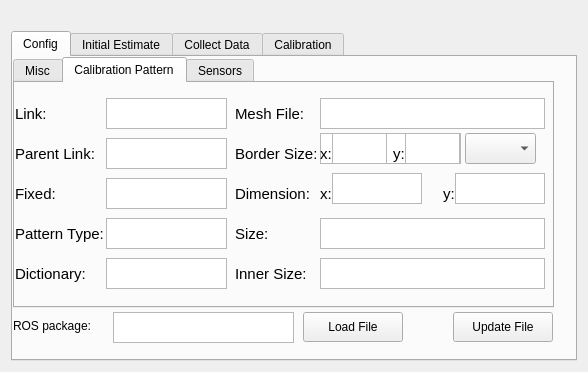
This is atom_rviz_plugin/src/ui/calibration_panel.ui in lardemua/atom_rviz_plugin as Qt 5 draws it before an edit. The edited form follows.
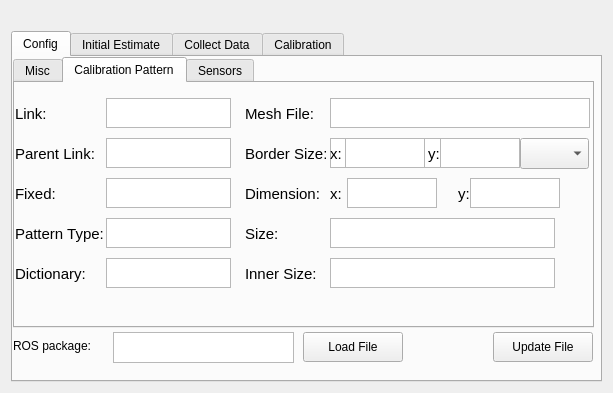
This is the edited form.

```diff
--- a/atom_rviz_plugin/src/ui/calibration_panel.ui
+++ b/atom_rviz_plugin/src/ui/calibration_panel.ui
@@ -6,8 +6,8 @@
    <rect>
     <x>0</x>
     <y>0</y>
-    <width>588</width>
-    <height>372</height>
+    <width>613</width>
+    <height>393</height>
    </rect>
   </property>
   <property name="windowTitle">
@@ -31,8 +31,8 @@
         <rect>
          <x>0</x>
          <y>0</y>
-         <width>541</width>
-         <height>251</height>
+         <width>581</width>
+         <height>271</height>
         </rect>
        </property>
        <property name="currentIndex">
@@ -210,8 +210,8 @@
           <rect>
            <x>91</x>
            <y>15</y>
-           <width>121</width>
-           <height>31</height>
+           <width>125</width>
+           <height>30</height>
           </rect>
          </property>
          <property name="sizePolicy">
@@ -276,8 +276,8 @@
           <rect>
            <x>91</x>
            <y>55</y>
-           <width>121</width>
-           <height>31</height>
+           <width>125</width>
+           <height>30</height>
           </rect>
          </property>
          <property name="sizePolicy">
@@ -360,8 +360,8 @@
           <rect>
            <x>91</x>
            <y>95</y>
-           <width>121</width>
-           <height>31</height>
+           <width>125</width>
+           <height>30</height>
           </rect>
          </property>
          <property name="sizePolicy">
@@ -426,8 +426,8 @@
           <rect>
            <x>91</x>
            <y>135</y>
-           <width>121</width>
-           <height>31</height>
+           <width>125</width>
+           <height>30</height>
           </rect>
          </property>
          <property name="sizePolicy">
@@ -492,8 +492,8 @@
           <rect>
            <x>91</x>
            <y>175</y>
-           <width>121</width>
-           <height>31</height>
+           <width>125</width>
+           <height>30</height>
           </rect>
          </property>
          <property name="sizePolicy">
@@ -535,7 +535,7 @@
         <widget class="QLabel" name="paramCalibPatInnerSizeLabel">
          <property name="geometry">
           <rect>
-           <x>220</x>
+           <x>230</x>
            <y>182</y>
            <width>91</width>
            <height>17</height>
@@ -556,10 +556,10 @@
          </property>
          <property name="geometry">
           <rect>
-           <x>305</x>
+           <x>315</x>
            <y>15</y>
-           <width>225</width>
-           <height>31</height>
+           <width>260</width>
+           <height>30</height>
           </rect>
          </property>
          <property name="sizePolicy">
@@ -601,7 +601,7 @@
         <widget class="QLabel" name="paramCalibPatMeshFileLabel">
          <property name="geometry">
           <rect>
-           <x>220</x>
+           <x>230</x>
            <y>22</y>
            <width>81</width>
            <height>17</height>
@@ -619,7 +619,7 @@
         <widget class="QLabel" name="paramCalibPatBorderSizeLabel">
          <property name="geometry">
           <rect>
-           <x>220</x>
+           <x>230</x>
            <y>62</y>
            <width>81</width>
            <height>17</height>
@@ -640,10 +640,10 @@
          </property>
          <property name="geometry">
           <rect>
-           <x>305</x>
+           <x>315</x>
            <y>175</y>
            <width>225</width>
-           <height>31</height>
+           <height>30</height>
           </rect>
          </property>
          <property name="sizePolicy">
@@ -688,10 +688,10 @@
          </property>
          <property name="geometry">
           <rect>
-           <x>305</x>
+           <x>315</x>
            <y>135</y>
            <width>225</width>
-           <height>31</height>
+           <height>30</height>
           </rect>
          </property>
          <property name="sizePolicy">
@@ -733,7 +733,7 @@
         <widget class="QLabel" name="paramCalibPatDimensionLabel">
          <property name="geometry">
           <rect>
-           <x>220</x>
+           <x>230</x>
            <y>102</y>
            <width>81</width>
            <height>17</height>
@@ -754,10 +754,10 @@
          </property>
          <property name="geometry">
           <rect>
-           <x>317</x>
-           <y>90</y>
+           <x>332</x>
+           <y>95</y>
            <width>90</width>
-           <height>31</height>
+           <height>30</height>
           </rect>
          </property>
          <property name="sizePolicy">
@@ -802,10 +802,10 @@
          </property>
          <property name="geometry">
           <rect>
-           <x>305</x>
-           <y>50</y>
-           <width>141</width>
-           <height>31</height>
+           <x>315</x>
+           <y>55</y>
+           <width>190</width>
+           <height>30</height>
           </rect>
          </property>
          <property name="sizePolicy">
@@ -847,7 +847,7 @@
         <widget class="QLabel" name="paramCalibPatSizeLabel">
          <property name="geometry">
           <rect>
-           <x>220</x>
+           <x>230</x>
            <y>142</y>
            <width>61</width>
            <height>17</height>
@@ -868,10 +868,10 @@
          </property>
          <property name="geometry">
           <rect>
-           <x>440</x>
-           <y>90</y>
+           <x>455</x>
+           <y>95</y>
            <width>90</width>
-           <height>31</height>
+           <height>30</height>
           </rect>
          </property>
          <property name="sizePolicy">
@@ -913,7 +913,7 @@
         <widget class="QLabel" name="paramCalibPatDimensionLabel_2">
          <property name="geometry">
           <rect>
-           <x>305</x>
+           <x>315</x>
            <y>102</y>
            <width>21</width>
            <height>17</height>
@@ -931,7 +931,7 @@
         <widget class="QLabel" name="paramCalibPatDimensionLabel_3">
          <property name="geometry">
           <rect>
-           <x>428</x>
+           <x>443</x>
            <y>102</y>
            <width>21</width>
            <height>17</height>
@@ -949,9 +949,9 @@
         <widget class="QComboBox" name="configBorderSizeComboBox">
          <property name="geometry">
           <rect>
-           <x>450</x>
-           <y>50</y>
-           <width>71</width>
+           <x>505</x>
+           <y>55</y>
+           <width>69</width>
            <height>31</height>
           </rect>
          </property>
@@ -968,10 +968,10 @@
          </property>
          <property name="geometry">
           <rect>
-           <x>390</x>
-           <y>50</y>
-           <width>55</width>
-           <height>31</height>
+           <x>425</x>
+           <y>55</y>
+           <width>80</width>
+           <height>30</height>
           </rect>
          </property>
          <property name="sizePolicy">
@@ -1013,7 +1013,7 @@
         <widget class="QLabel" name="paramBorderSizeYLabel">
          <property name="geometry">
           <rect>
-           <x>378</x>
+           <x>413</x>
            <y>62</y>
            <width>21</width>
            <height>17</height>
@@ -1031,7 +1031,7 @@
         <widget class="QLabel" name="paramBorderSizeXLabel">
          <property name="geometry">
           <rect>
-           <x>305</x>
+           <x>315</x>
            <y>62</y>
            <width>21</width>
            <height>17</height>
@@ -1052,10 +1052,10 @@
          </property>
          <property name="geometry">
           <rect>
-           <x>317</x>
-           <y>50</y>
-           <width>55</width>
-           <height>31</height>
+           <x>330</x>
+           <y>55</y>
+           <width>80</width>
+           <height>30</height>
           </rect>
          </property>
          <property name="sizePolicy">
@@ -1218,8 +1218,8 @@
       <widget class="QPushButton" name="configWriteButton">
        <property name="geometry">
         <rect>
-         <x>440</x>
-         <y>255</y>
+         <x>480</x>
+         <y>275</y>
          <width>100</width>
          <height>30</height>
         </rect>
@@ -1232,7 +1232,7 @@
        <property name="geometry">
         <rect>
          <x>290</x>
-         <y>255</y>
+         <y>275</y>
          <width>100</width>
          <height>30</height>
         </rect>
@@ -1245,7 +1245,7 @@
        <property name="geometry">
         <rect>
          <x>0</x>
-         <y>260</y>
+         <y>280</y>
          <width>101</width>
          <height>17</height>
         </rect>
@@ -1261,7 +1261,7 @@
        <property name="geometry">
         <rect>
          <x>100</x>
-         <y>255</y>
+         <y>275</y>
          <width>181</width>
          <height>31</height>
         </rect>
```
Left out of the diff: 80 changed lines with no effect on the pictures.
